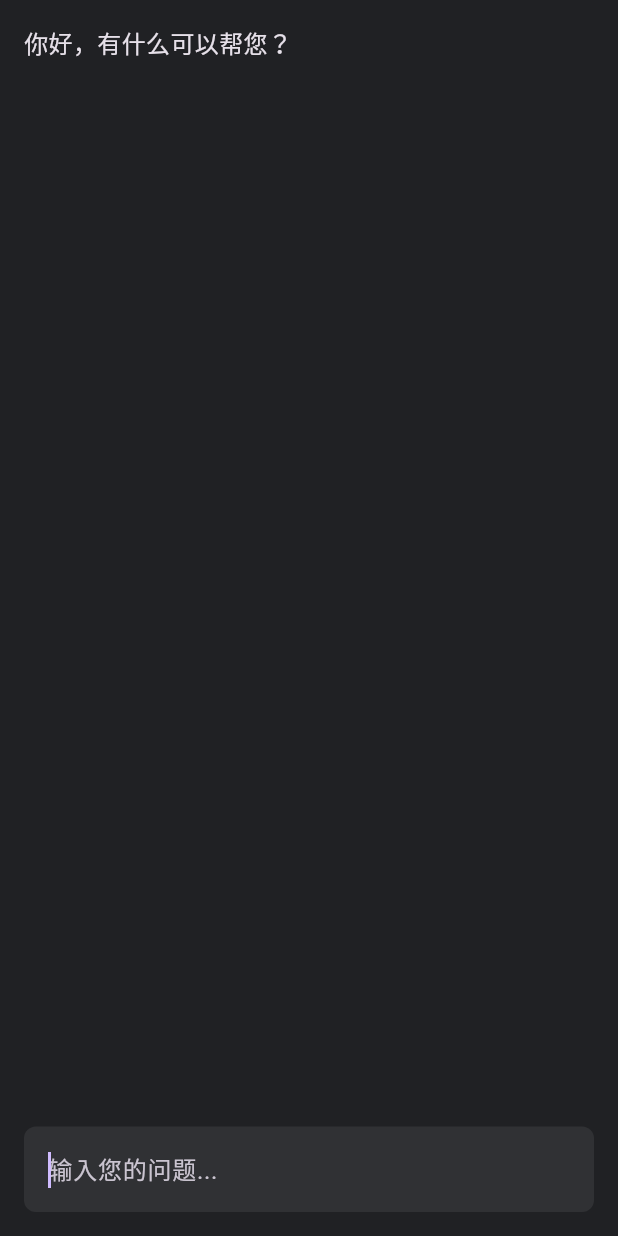
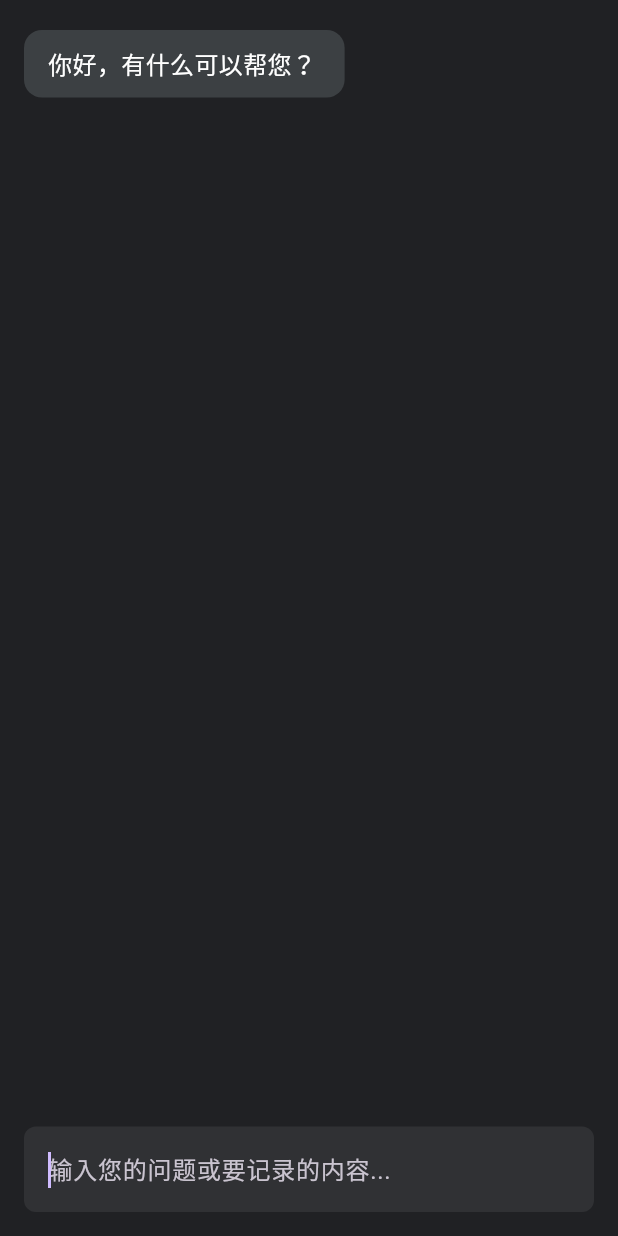
Before and after one commit to geantendormi76/AI-Brain, a Flutter app: the screen it shows after launch, on a phone screen of 412 x 824 dp. Run offline on Flutter 3.47's test engine with Material 3 defaults, Android fonts, the phone set to English and light mode, and no system bars; our stand-ins replace flutter_riverpod.

```diff
--- /dev/null
+++ b/frontend/instant_assistant/lib/core/models/chat_message.dart
@@ -0,0 +1,8 @@
+// lib/core/models/chat_message.dart
+
+class ChatMessage {
+  final String text;
+  final bool isUser; // true代表用户消息, false代表AI消息
+
+  ChatMessage({required this.text, required this.isUser});
+}
--- a/frontend/instant_assistant/lib/core/services/backend_service.dart
+++ b/frontend/instant_assistant/lib/core/services/backend_service.dart
@@ -6,28 +6,35 @@ import 'package:instant_assistant/core/models/backend_response.dart';
 class BackendService {
   // 您的Rust后端将来会运行在这个地址上
   // 我们先用一个占位符，因为现在后端还没运行
-  final String _baseUrl = 'http://localhost:8282/api/v1/dispatch'; // 注意：这里的端口要和你的Rust后端匹配
+  final String _baseUrl =
+      'http://localhost:8383/api/v1/dispatch'; // 注意：这里的端口要和你的Rust后端匹配
 
   Future<BackendResponse> sendQuery(String query) async {
     try {
       final response = await http.post(
         Uri.parse(_baseUrl),
         headers: {'Content-Type': 'application/json'},
-        body: json.encode({'ProcessText': query}), // 匹配您Rust后端的Command::ProcessText枚举
+        body: json.encode({
+          'ProcessText': query,
+        }), // 匹配您Rust后端的Command::ProcessText枚举
       );
 
       if (response.statusCode == 200) {
-        final Map<String, dynamic> responseData = json.decode(utf8.decode(response.bodyBytes));
+        final Map<String, dynamic> responseData = json.decode(
+          utf8.decode(response.bodyBytes),
+        );
         // 假设您的Rust后端直接返回 { "Text": "这是回答" } 这样的格式
         // 我们需要从中提取出文本
         if (responseData.containsKey('Text')) {
-           return BackendResponse.fromJson({'response': responseData['Text']});
+          return BackendResponse.fromJson({'response': responseData['Text']});
         } else {
-           throw Exception('Backend response did not contain "Text" field.');
+          throw Exception('Backend response did not contain "Text" field.');
         }
       } else {
         // 如果服务器返回了非200的状态码，我们也抛出异常
-        throw Exception('Failed to query backend. Status code: ${response.statusCode}');
+        throw Exception(
+          'Failed to query backend. Status code: ${response.statusCode}',
+        );
       }
     } catch (e) {
       // 捕获所有类型的错误（网络错误、解析错误等）并重新抛出
--- a/frontend/instant_assistant/lib/features/assistant_view.dart
+++ b/frontend/instant_assistant/lib/features/assistant_view.dart
@@ -1,68 +1,62 @@
-// lib/features/assistant_view.dart
+// lib/features/assistant_view.dart (修正版)
 import 'package:flutter/material.dart';
-import 'package:flutter_riverpod/flutter_riverpod.dart'; // 1. 导入 riverpod
-import 'package:instant_assistant/features/assistant_view_model.dart'; // 2. 导入我们的ViewModel
+import 'package:flutter_riverpod/flutter_riverpod.dart';
+import 'package:instant_assistant/features/assistant_view_model.dart';
+import 'package:instant_assistant/core/models/chat_message.dart';
 
-// 3. 将 StatelessWidget 修改为 ConsumerWidget
 class AssistantView extends ConsumerWidget {
   const AssistantView({super.key});
 
   @override
-  // 4. 在 build 方法中添加 WidgetRef ref 参数
   Widget build(BuildContext context, WidgetRef ref) {
-    // 5. 监听我们的ViewModel的状态
     final assistantState = ref.watch(assistantViewModelProvider);
-
-    // 决定在响应区显示什么内容
-    Widget responseWidget;
-    if (assistantState.isLoading) {
-      responseWidget = const Center(child: CircularProgressIndicator());
-    } else if (assistantState.error != null) {
-      responseWidget = SelectableText(
-        assistantState.error!,
-        style: const TextStyle(fontSize: 16, height: 1.5, color: Colors.red),
-      );
-    } else {
-      responseWidget = SelectableText(
-        assistantState.response ?? '',
-        style: const TextStyle(fontSize: 16, height: 1.5),
-      );
-    }
+    final messages = assistantState.messages;
+    final TextEditingController textController =
+        TextEditingController(); // 创建控制器
 
     return Scaffold(
       body: Padding(
         padding: const EdgeInsets.all(16.0),
         child: Column(
           children: [
-            // 响应显示区
+            // 对话历史展示区
             Expanded(
-              child: Container(
-                alignment: Alignment.topLeft,
-                child: responseWidget, // 使用我们动态创建的widget
+              child: ListView.builder(
+                itemCount: messages.length + (assistantState.isLoading ? 1 : 0),
+                itemBuilder: (context, index) {
+                  if (assistantState.isLoading && index == messages.length) {
+                    // 【修正点】: 移除了这里的 'const' 关键字
+                    return _MessageBubble(
+                      message: ChatMessage(text: '思考中...', isUser: false),
+                    );
+                  }
+                  final message = messages[index];
+                  return _MessageBubble(message: message);
+                },
               ),
             ),
-
             const SizedBox(height: 16),
-
             // 输入框
             TextField(
+              controller: textController, // 使用控制器
               autofocus: true,
               style: const TextStyle(fontSize: 16),
               decoration: InputDecoration(
-                hintText: '输入您的问题...',
+                hintText: '输入您的问题或要记录的内容...',
                 filled: true,
                 fillColor: const Color(0xFF303134),
                 border: OutlineInputBorder(
                   borderRadius: BorderRadius.circular(8),
                   borderSide: BorderSide.none,
                 ),
-                // 当加载时，禁用输入框
                 enabled: !assistantState.isLoading,
               ),
               onSubmitted: (value) {
                 if (value.trim().isNotEmpty) {
-                  // 6. 当用户提交时，调用ViewModel的方法
-                  ref.read(assistantViewModelProvider.notifier).sendQuery(value);
+                  ref
+                      .read(assistantViewModelProvider.notifier)
+                      .sendQuery(value);
+                  textController.clear(); // 发送后清空输入框
                 }
               },
             ),
@@ -72,3 +66,36 @@ class AssistantView extends ConsumerWidget {
     );
   }
 }
+
+// 消息气泡 Widget
+class _MessageBubble extends StatelessWidget {
+  final ChatMessage message;
+
+  // 【最佳实践】: 为这个Widget也添加一个 const 构造函数
+  const _MessageBubble({required this.message});
+
+  @override
+  Widget build(BuildContext context) {
+    return Align(
+      alignment: message.isUser ? Alignment.centerRight : Alignment.centerLeft,
+      child: Container(
+        padding: const EdgeInsets.symmetric(vertical: 10, horizontal: 16),
+        margin: const EdgeInsets.symmetric(vertical: 4),
+        decoration: BoxDecoration(
+          color: message.isUser
+              ? Theme.of(context).primaryColor
+              : const Color(0xFF3C4043),
+          borderRadius: BorderRadius.circular(12),
+        ),
+        child: SelectableText(
+          message.text,
+          style: const TextStyle(
+            color: Colors.white,
+            fontSize: 16,
+            height: 1.5,
+          ),
+        ),
+      ),
+    );
+  }
+}
```
Also changed, not shown: frontend/instant_assistant/lib/features/assistant_view_model.dart (+58 -25 lines), frontend/instant_assistant/src-tauri/tauri.conf.json (+16 -2 lines), 1 other file.
